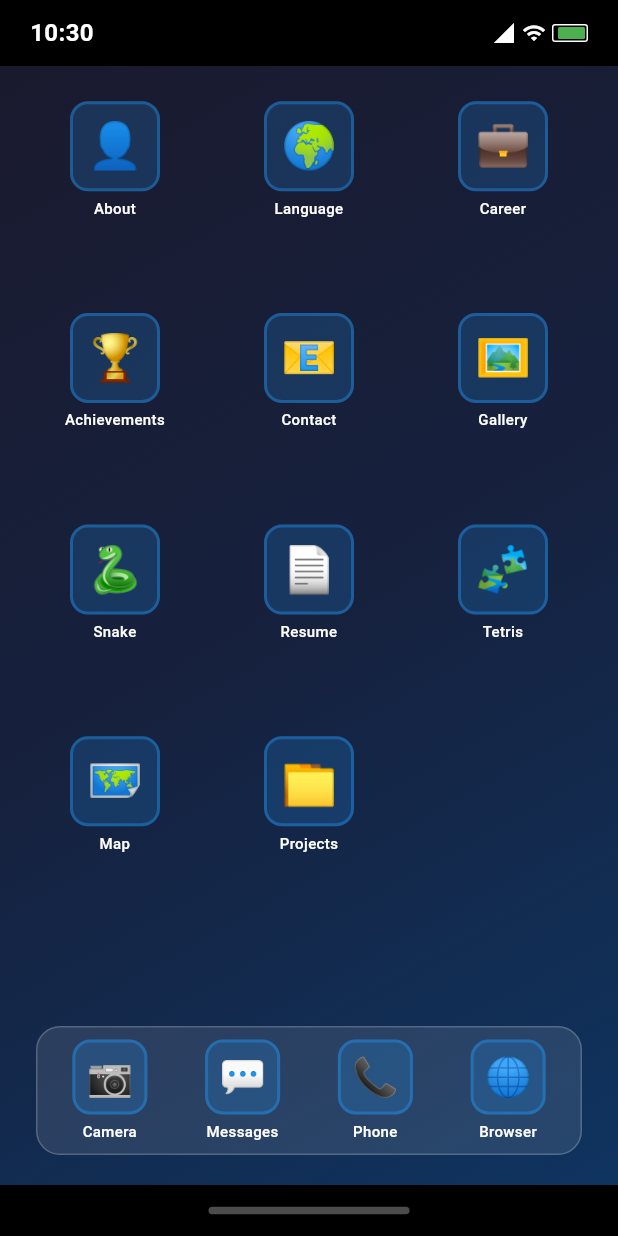
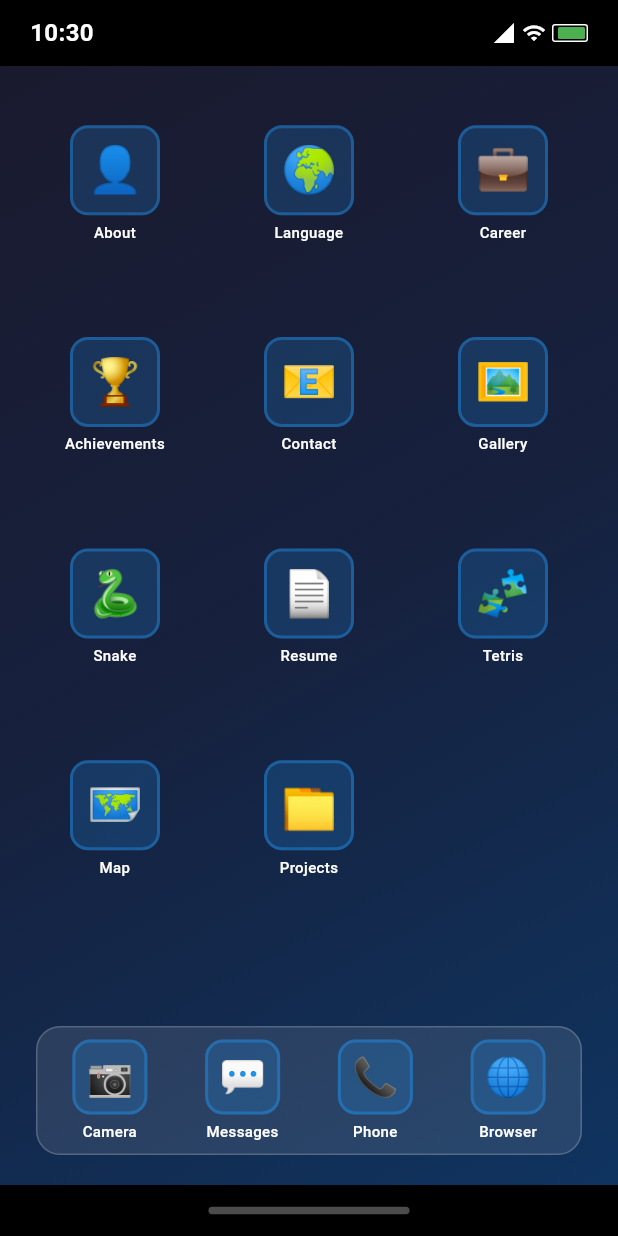
Before and after one commit to Ozdemiroguz/portfolio, a Flutter app: the screen it shows after launch, on a phone screen of 412 x 824 dp. Run offline on Flutter 3.47's test engine with Material 3 defaults, Android fonts, the light colour scheme and no system bars; our stand-ins replace carousel_slider, easy_localization, equatable, flutter_bloc, flutter_map, get_it and 1 more; missing offline and left inert: dart:html, dart:ui_web.

Commit message:
Update home screen widgets

```diff
--- a/lib/presentation/home/widgets/home_app_grid_widget.dart
+++ b/lib/presentation/home/widgets/home_app_grid_widget.dart
@@ -56,6 +56,8 @@ class HomeAppGridWidget extends StatelessWidget {
         return Padding(
           padding: const EdgeInsets.symmetric(horizontal: AppSizes.paddingLg),
           child: GridView.builder(
+            //top padding 16
+            padding: const EdgeInsets.only(top: 16),
             physics: const AlwaysScrollableScrollPhysics(),
             gridDelegate: SliverGridDelegateWithFixedCrossAxisCount(
               crossAxisCount: crossAxisCount,
```
Also changed, not shown: lib/main.dart (+6 -9 lines).
